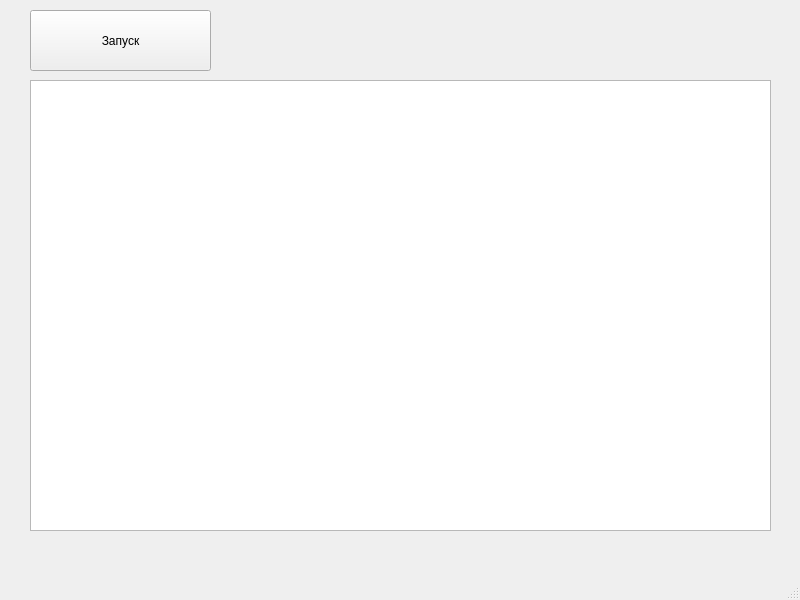
The window that main.ui (YurKP/repository-6) describes before a commit, drawn with Qt 5.
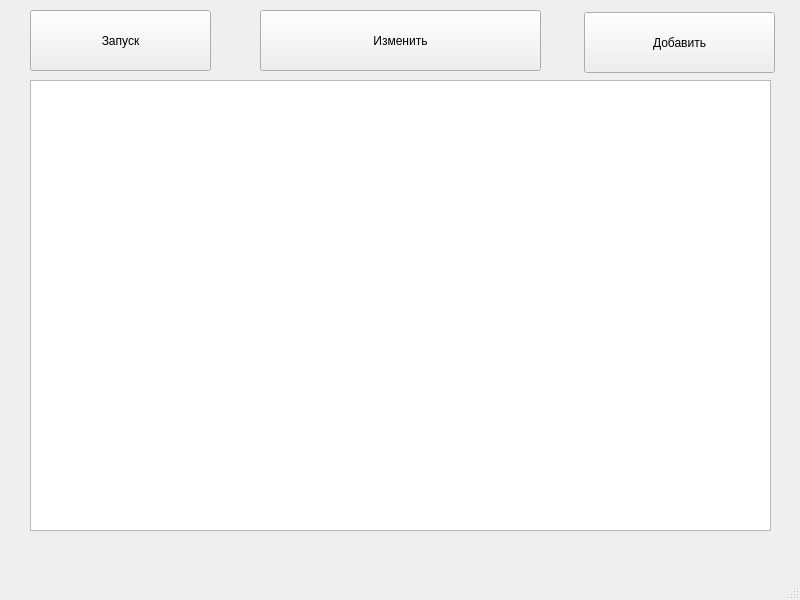
The same window after the commit.

What changed in the file:
```diff
--- a/main.ui
+++ b/main.ui
@@ -37,6 +37,32 @@
      </rect>
     </property>
    </widget>
+   <widget class="QPushButton" name="add">
+    <property name="geometry">
+     <rect>
+      <x>584</x>
+      <y>12</y>
+      <width>191</width>
+      <height>61</height>
+     </rect>
+    </property>
+    <property name="text">
+     <string>Добавить</string>
+    </property>
+   </widget>
+   <widget class="QPushButton" name="change">
+    <property name="geometry">
+     <rect>
+      <x>260</x>
+      <y>10</y>
+      <width>281</width>
+      <height>61</height>
+     </rect>
+    </property>
+    <property name="text">
+     <string>Изменить</string>
+    </property>
+   </widget>
   </widget>
   <widget class="QMenuBar" name="menubar">
    <property name="geometry">
```
Left out of the diff: 2 changed lines with no effect on the pictures.
